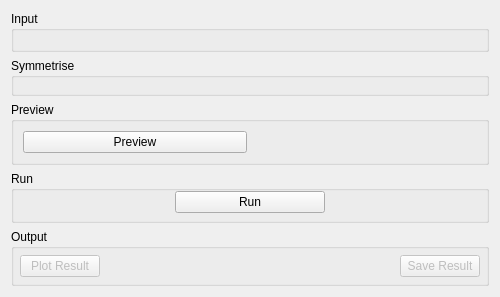
First picture: the form in qt/scientific_interfaces/Indirect/IndirectSymmetrise.ui, repository mantidproject/mantid, before the edit.
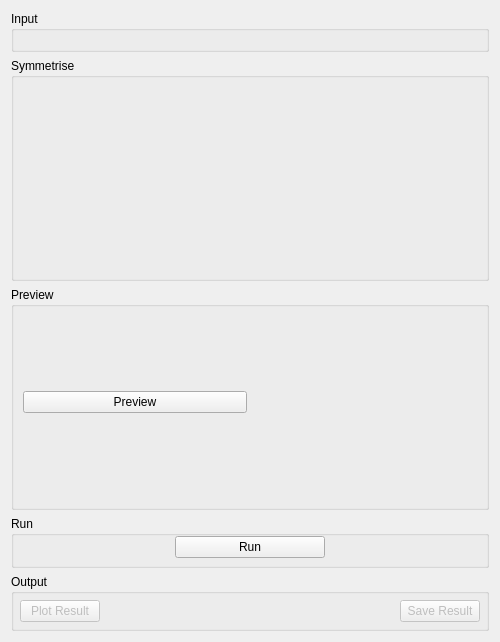
Second picture: the form after the edit. Custom widgets are drawn as their Qt base class.

Commit message: Refs #25901. Format Symmetrise tab

Diff of the .ui file:
```diff
--- a/qt/scientific_interfaces/Indirect/IndirectSymmetrise.ui
+++ b/qt/scientific_interfaces/Indirect/IndirectSymmetrise.ui
@@ -7,7 +7,7 @@
     <x>0</x>
     <y>0</y>
     <width>500</width>
-    <height>270</height>
+    <height>600</height>
    </rect>
   </property>
   <property name="minimumSize">
@@ -55,13 +55,53 @@
      </property>
      <layout class="QHBoxLayout" name="horizontalLayout_3">
       <property name="topMargin">
-       <number>6</number>
+       <number>0</number>
+      </property>
+      <property name="bottomMargin">
+       <number>0</number>
       </property>
       <item>
-       <layout class="QVBoxLayout" name="properties"/>
+       <widget class="QFrame" name="frame">
+        <property name="minimumSize">
+         <size>
+          <width>200</width>
+          <height>0</height>
+         </size>
+        </property>
+        <layout class="QGridLayout" name="gridLayout">
+         <property name="leftMargin">
+          <number>0</number>
+         </property>
+         <property name="topMargin">
+          <number>0</number>
+         </property>
+         <property name="rightMargin">
+          <number>0</number>
+         </property>
+         <property name="bottomMargin">
+          <number>0</number>
+         </property>
+         <item row="0" column="0">
+          <layout class="QVBoxLayout" name="properties">
+           <property name="topMargin">
+            <number>9</number>
+           </property>
+           <property name="bottomMargin">
+            <number>9</number>
+           </property>
+          </layout>
+         </item>
+        </layout>
+       </widget>
       </item>
       <item>
        <widget class="MantidQt::MantidWidgets::PreviewPlot" name="ppRawPlot" native="true">
+        <property name="minimumSize">
+         <size>
+          <width>0</width>
+          <height>200</height>
+         </size>
+        </property>
         <property name="canvasColour" stdset="0">
          <color>
           <red>255</red>
@@ -80,22 +120,62 @@
       <string>Preview</string>
      </property>
      <layout class="QHBoxLayout" name="horizontalLayout_14">
+      <property name="topMargin">
+       <number>0</number>
+      </property>
+      <property name="bottomMargin">
+       <number>0</number>
+      </property>
       <item>
-       <layout class="QVBoxLayout" name="loPreviewProperties">
-        <item>
-         <widget class="QPushButton" name="pbPreview">
-          <property name="text">
-           <string>Preview</string>
-          </property>
-         </widget>
-        </item>
-        <item>
-         <layout class="QVBoxLayout" name="propertiesPreview"/>
-        </item>
-       </layout>
+       <widget class="QFrame" name="frame_2">
+        <property name="minimumSize">
+         <size>
+          <width>200</width>
+          <height>0</height>
+         </size>
+        </property>
+        <layout class="QGridLayout" name="gridLayout_2">
+         <property name="leftMargin">
+          <number>0</number>
+         </property>
+         <property name="topMargin">
+          <number>0</number>
+         </property>
+         <property name="rightMargin">
+          <number>0</number>
+         </property>
+         <property name="bottomMargin">
+          <number>0</number>
+         </property>
+         <item row="0" column="0">
+          <layout class="QVBoxLayout" name="loPreviewProperties">
+           <item>
+            <widget class="QPushButton" name="pbPreview">
+             <property name="text">
+              <string>Preview</string>
+             </property>
+            </widget>
+           </item>
+           <item>
+            <layout class="QVBoxLayout" name="propertiesPreview">
+             <property name="bottomMargin">
+              <number>9</number>
+             </property>
+            </layout>
+           </item>
+          </layout>
+         </item>
+        </layout>
+       </widget>
       </item>
       <item>
        <widget class="MantidQt::MantidWidgets::PreviewPlot" name="ppPreviewPlot" native="true">
+        <property name="minimumSize">
+         <size>
+          <width>0</width>
+          <height>200</height>
+         </size>
+        </property>
         <property name="canvasColour" stdset="0">
          <color>
           <red>255</red>
```
The commit also changes 14 other files.
